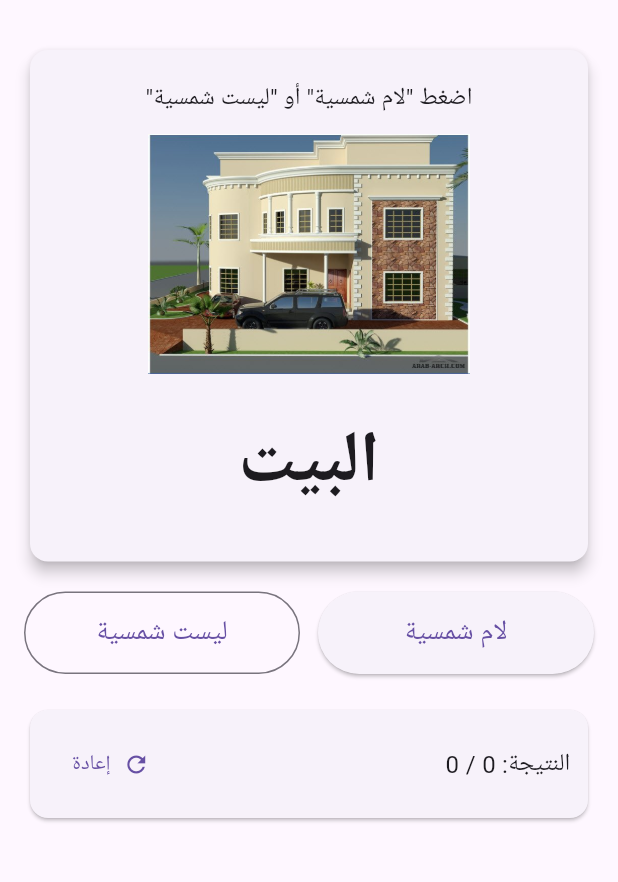
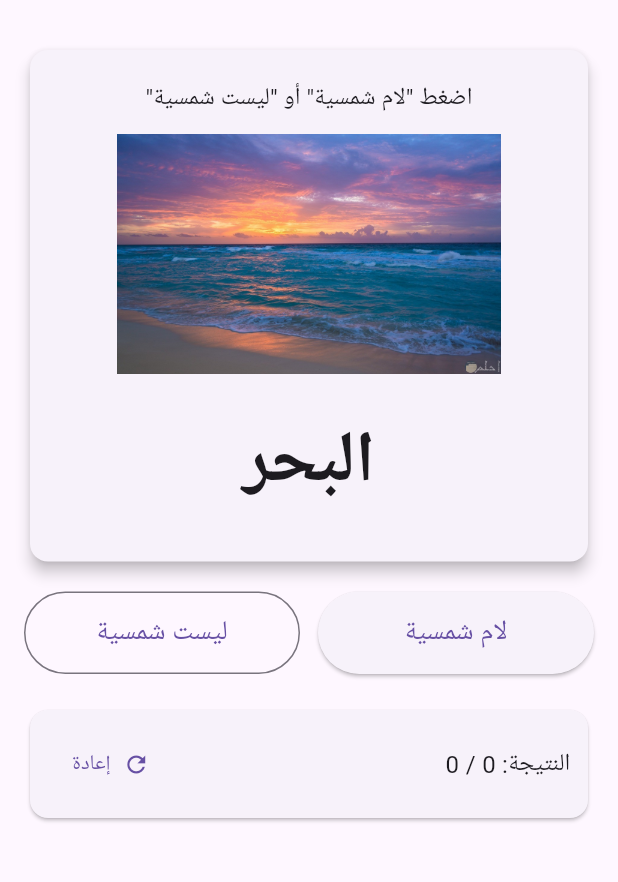
Before and after one commit to Fatema-Alfathi/al-lam-shamsiya-game, a Flutter app: the screen it shows after launch, on a phone screen of 412 x 824 dp, the part 64-946 px from its top. Run offline on Flutter 3.47's test engine with Material 3 defaults, Android fonts, the phone set to English and light mode, and no system bars; our stand-ins replace just_audio; Roboto replaces fonts that are missing (Arial).

Commit message:
new update

```diff
--- a/lib/main.dart
+++ b/lib/main.dart
@@ -36,6 +36,16 @@ class _GameScreenState extends State<GameScreen> {
 
   // كلمات اللعبة مع صورة وصوت
   final List<Map<String, String>> _words = [
+      {
+      'word': 'البحر',
+      'image': 'assets/images/q2.jpg',
+      'audio': 'assets/sounds/البحر.mp3',
+    },
+    {
+      'word': 'البيت',
+      'image': 'assets/images/q3.jpg',
+      'audio': 'assets/sounds/البيت.mp3',
+    },
     {
       'word': 'الدرس',
       'image': 'assets/images/a.jpg',
@@ -97,6 +107,11 @@ class _GameScreenState extends State<GameScreen> {
       'audio': 'assets/sounds/الظرف.mp3',
     },
     {
+      'word': 'العشب',
+      'image': 'assets/images/q4.jpg',
+      'audio': 'assets/sounds/العشب.mp3',
+    },
+    {
       'word': 'اللسان',
       'image': 'assets/images/m.jpg',
       'audio': 'assets/sounds/اللسان.mp3',
@@ -106,35 +121,17 @@ class _GameScreenState extends State<GameScreen> {
       'image': 'assets/images/n.jpg',
       'audio': 'assets/sounds/اللغة.mp3',
     },
-    {
-      'word': 'القمر',
-      'image': 'assets/images/q1.jpg',
-      'audio': 'assets/sounds/القمر.mp3',
-    },
-    {
-      'word': 'البحر',
-      'image': 'assets/images/q2.jpg',
-      'audio': 'assets/sounds/البحر.mp3',
-    },
-    {
-      'word': 'البيت',
-      'image': 'assets/images/q3.jpg',
-      'audio': 'assets/sounds/البيت.mp3',
-    },
-    {
-      'word': 'العشب',
-      'image': 'assets/images/q4.jpg',
-      'audio': 'assets/sounds/الحقل.mp3',
-    },
-    {
-      'word': 'الماء',
-      'image': 'assets/images/q5.jpg',
-      'audio': 'assets/sounds/الماء.mp3',
-    },
+
+
     {
       'word': 'الليل',
       'image': 'assets/images/w.jpeg',
       'audio': 'assets/sounds/الليل.mp3',
+    },
+      {
+      'word': 'الماء',
+      'image': 'assets/images/q5.jpg',
+      'audio': 'assets/sounds/الماء.mp3',
     },
     {
       'word': 'النجم',
```
Also changed, not shown: 4 other files.
